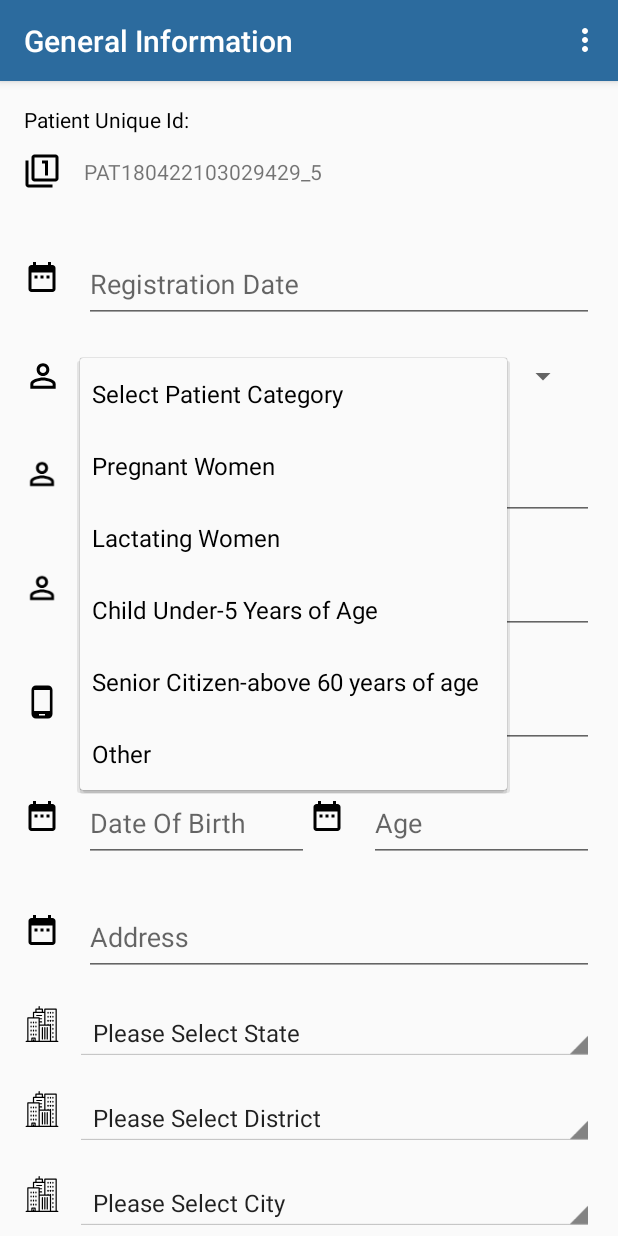
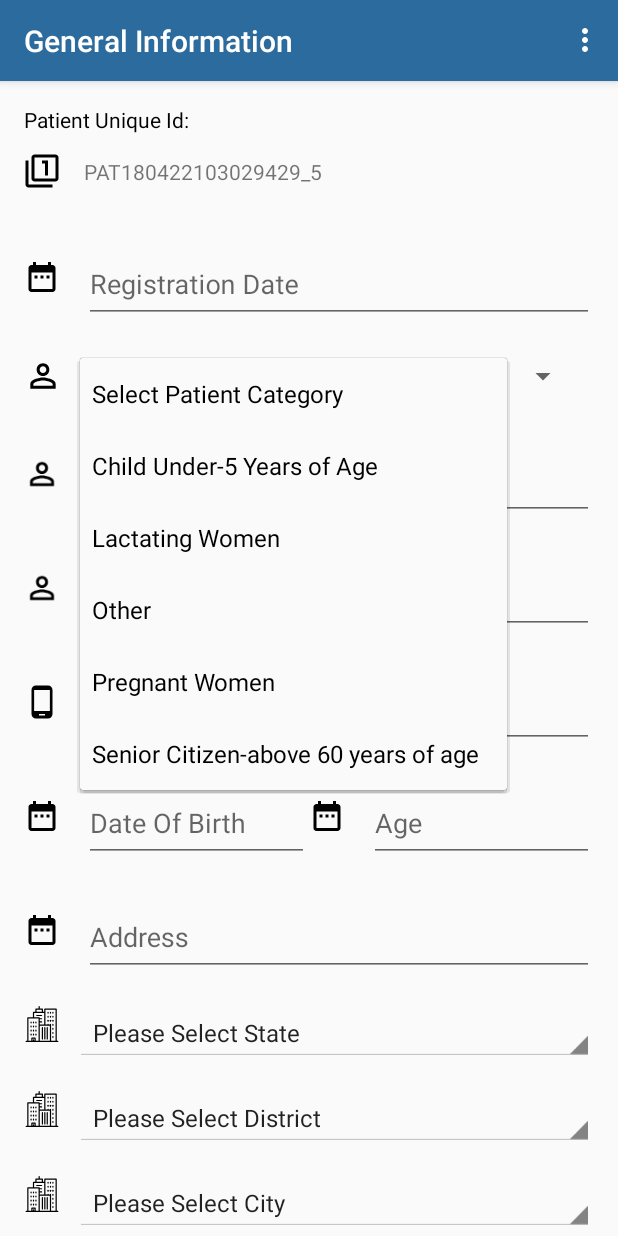
Before and after one commit to paddyhost/RMP, an Android app: the fragment General_Information placed in its activity, after a tap on "Select Patient Category", on a phone screen of 412 x 824 dp. Run offline under Robolectric (Android 15) with nearby library versions, the phone set to English and light mode, and no system bars; libraries missing offline, so code that uses them is left out: cn.pedant; network calls fail.

Commit message:
added new menus

```diff
--- a/app/src/main/java/mhu/rmp/patient_registration/General_Information.java
+++ b/app/src/main/java/mhu/rmp/patient_registration/General_Information.java
@@ -19,23 +19,12 @@ import android.view.ViewGroup;
 import android.widget.Button;
 import android.widget.DatePicker;
 import android.widget.ImageView;
+import android.widget.LinearLayout;
 import android.widget.RadioButton;
 import android.widget.RadioGroup;
 import android.widget.Spinner;
 import android.widget.TextView;
 import android.widget.Toast;
-
-import mhu.rmp.R;
-import mhu.rmp.Utility;
-import mhu.rmp.app.ApiResponseListener;
-import mhu.rmp.check_previous_records.CheckPreviousRecordsFragment;
-import mhu.rmp.patient_previous_history.model.PreviousRecords;
-import mhu.rmp.patient_registration.apihelper.Web_ApiHelper;
-import mhu.rmp.patient_registration.model.PatientRegistration;
-import mhu.rmp.pref_manager.PrefManager;
-import mhu.rmp.user_login.LoginActivity;
-import mhu.rmp.utils.validation.Validations;
-import mhu.rmp.vital_info.Vital_Information;
 
 import java.text.ParseException;
 import java.text.SimpleDateFormat;
@@ -46,9 +35,23 @@ import java.util.Iterator;
 import java.util.Map;
 
 import cn.pedant.SweetAlert.SweetAlertDialog;
+import mhu.rmp.R;
+import mhu.rmp.Utility;
+import mhu.rmp.app.ApiResponseListener;
+import mhu.rmp.check_previous_records.CheckPreviousRecordsFragment;
+import mhu.rmp.patient_registration.apihelper.Web_ApiHelper;
+import mhu.rmp.patient_registration.model.PatientRegistration;
+import mhu.rmp.pref_manager.PrefManager;
+import mhu.rmp.user_login.LoginActivity;
+import mhu.rmp.utils.validation.Validations;
+import mhu.rmp.vital_info.Vital_Information;
 
 import static mhu.rmp.constants.AppConstants.PATIENT_PREFIX;
 import static mhu.rmp.constants.AppConstants.REGISTRATION_PREFIX;
+
+/**
+ * Created by Nikam on 16/04/2018.
+ */
 
 public class General_Information extends Fragment {
     public static PatientRegistration registration;
@@ -72,6 +75,7 @@ public class General_Information extends Fragment {
     Map<String, String> category = new Hashtable<String, String>();
     TextView SpinnerValue,locationSpinnerValue;
     ImageView patientCategoryImageview,location_spinner_image;
+    LinearLayout patient_spinner_layout,patient_category_layout,location_spinner_layout,location_layout;
 
     public General_Information() {
         // Required empty public constructor
@@ -198,8 +202,8 @@ public class General_Information extends Fragment {
             edtAddress.setFocusable(false);
             // int i=getPatientCategoryIndex(registration.getPatient_category());
             //patientCategorySpinner.setSelection(i);
-           patientCategorySpinner.setVisibility(View.GONE);
-           patientCategoryImageview.setVisibility(View.GONE);
+            patient_spinner_layout.setVisibility(View.GONE);
+            patient_category_layout.setVisibility(View.VISIBLE);
             SpinnerValue.setVisibility(View.VISIBLE);
 
 
@@ -241,9 +245,8 @@ public class General_Information extends Fragment {
             areaSpinner.setEnabled(false);
             //locationSpinner.setSelection(1);
             //locationSpinner.setSelection(getLocationIndex(registration.getLocation()));
-           locationSpinner.setVisibility(View.GONE);
-           location_spinner_image.setVisibility(View.GONE);
-           locationSpinnerValue.setVisibility(View.VISIBLE);
+            location_spinner_layout.setVisibility(View.GONE);
+            location_layout.setVisibility(View.VISIBLE);
             locationSpinnerValue.setText(registration.getLocation());
 
             locationSpinnerValue.setEnabled(false);
@@ -303,7 +306,12 @@ public class General_Information extends Fragment {
         locationSpinner=(Spinner)view.findViewById(R.id.location_spinner);
         edtDob.setFocusable(false);
         edtRegistrationDate.setFocusable(false);
-        SpinnerValue=(TextView)view.findViewById(R.id.spinner_value);
+        SpinnerValue=(TextView)view.findViewById(R.id.SpinnerValue);
+        patient_spinner_layout=(LinearLayout)view.findViewById(R.id.patient_spinner_layout);
+        patient_category_layout=(LinearLayout)view.findViewById(R.id.patient_category_layout);
+        location_spinner_layout=(LinearLayout)view.findViewById(R.id.location_spinner_layout);
+        location_layout=(LinearLayout)view.findViewById(R.id.location_layout);
+
     }
 
     private void DOBClickListener()
@@ -489,13 +497,12 @@ public class General_Information extends Fragment {
     }
 
     private void saveClickListener()
-    {
+    {try {
         btnSave.setOnClickListener(new View.OnClickListener() {
             @Override
             public void onClick(View view) {
 
-                    if(checkValidation())
-                    {
+                if (checkValidation()) {
                     if (registration == null) {
                         setPatientData();
                         final SweetAlertDialog sweetAlertDialog = new SweetAlertDialog(getActivity(), SweetAlertDialog.PROGRESS_TYPE).setTitleText("Please wait");
@@ -513,7 +520,6 @@ public class General_Information extends Fragment {
                                     FragmentTransaction fragmentTransaction = getActivity().getSupportFragmentManager().beginTransaction();
                                     Vital_Information vitalInformation = new Vital_Information();
                                     fragmentTransaction.replace(R.id.framelayout, vitalInformation).addToBackStack(null).commit();
-
                                     edtFName.setText("");
                                     edtLName.setText("");
                                     edtAddress.setText("");
@@ -540,9 +546,7 @@ public class General_Information extends Fragment {
                                 });
                             }
                         });
-                        }
-                        else
-                            {
+                    } else {
                         addVisit();
                         //"VISIT_GENERATED"
                     }
@@ -550,7 +554,9 @@ public class General_Information extends Fragment {
             }
         });
 
-
+    }
+    catch (Exception e)
+    {}
     }
 
     private  void addVisit()
--- a/app/src/main/res/layout/fragment_check_previous_records.xml
+++ b/app/src/main/res/layout/fragment_check_previous_records.xml
@@ -59,6 +59,7 @@
                 android:textColor="@color/colorPrimaryDark"/>
 
             <android.support.v7.widget.CardView
+                app:cardCornerRadius="15dp"
                 android:layout_marginTop="30dp"
                 android:elevation="5dp"
                 app:cardBackgroundColor="@color/faint_blue"
@@ -164,7 +165,7 @@
                 </LinearLayout>
 
                 <LinearLayout
-                    android:layout_marginTop="25dp"
+                    android:layout_marginTop="12dp"
                     android:layout_width="match_parent"
                     android:layout_height="wrap_content"
                     android:id="@+id/patient_calender_layout"
@@ -177,7 +178,7 @@
                         android:src="@drawable/ic_visit_number"/>
 
                     <Spinner
-                        android:padding="20dp"
+                        android:padding="15dp"
                         android:id="@+id/selected_visit_spinner"
                         android:layout_width="wrap_content"
                         android:layout_height="wrap_content"
--- a/app/src/main/res/layout/fragment_general_information.xml
+++ b/app/src/main/res/layout/fragment_general_information.xml
@@ -166,7 +166,7 @@
             android:layout_marginTop="15dp"
             android:layout_width="match_parent"
             android:layout_height="wrap_content"
-            android:id="@+id/patient_calender_layout"
+            android:id="@+id/patient_spinner_layout"
             android:weightSum="2">
 
             <ImageView
@@ -189,22 +189,35 @@
 
         </LinearLayout>
 
+        <LinearLayout
+            android:visibility="gone"
+            android:layout_marginTop="12dp"
+            android:layout_width="match_parent"
+            android:layout_height="wrap_content"
+            android:id="@+id/patient_category_layout"
+            android:weightSum="2">
+
+            <ImageView
+                android:layout_width="25dp"
+                android:layout_height="40dp"
+                android:layout_marginLeft="0dp"
+                android:layout_gravity="center"
+                android:src="@drawable/ic_person_outline_black_24dp"/>
 
 
             <TextView
-            android:id="@+id/spinner_value"
+                android:layout_marginLeft="12dp"
+                android:layout_gravity="center"
+                android:layout_weight="1"
                 android:paddingTop="5dp"
+                android:paddingLeft="2dp"
                 android:paddingBottom="5dp"
                 android:textSize="16dp"
-            android:layout_gravity="center"
-            android:visibility="gone"
-            android:padding="5dp"
-            android:drawablePadding="10dp"
-            android:layout_marginTop="15dp"
                 android:layout_width="match_parent"
                 android:layout_height="wrap_content"
-            android:drawableLeft="@drawable/ic_person_outline_black_24dp"/>
+                android:id="@+id/SpinnerValue"/>
 
+        </LinearLayout>
 
         <LinearLayout
             android:layout_marginTop="15dp"
@@ -452,10 +465,8 @@
                 android:spinnerMode="dropdown" />
         </LinearLayout>
 
-
-
-
         <LinearLayout
+            android:id="@+id/location_spinner_layout"
             android:layout_marginTop="20dp"
             android:layout_width="match_parent"
             android:layout_height="wrap_content"
@@ -475,19 +486,35 @@
                 android:spinnerMode="dropdown" />
         </LinearLayout>
 
+        <LinearLayout
+            android:visibility="gone"
+            android:layout_marginTop="12dp"
+            android:layout_width="match_parent"
+            android:layout_height="wrap_content"
+            android:id="@+id/location_layout"
+            android:weightSum="2">
+
+            <ImageView
+                android:layout_width="25dp"
+                android:layout_height="40dp"
+                android:layout_marginLeft="0dp"
+                android:layout_gravity="center|start"
+                android:src="@drawable/village"/>
+
+
             <TextView
+                android:paddingLeft="2dp"
+                android:layout_marginLeft="15dp"
+                android:layout_gravity="center"
+                android:layout_weight="1"
                 android:paddingTop="5dp"
                 android:paddingBottom="5dp"
                 android:textSize="16dp"
-            android:layout_gravity="center"
-            android:visibility="gone"
-            android:padding="5dp"
-            android:drawablePadding="10dp"
-            android:drawableLeft="@drawable/village"
-            android:layout_marginTop="15dp"
                 android:layout_width="match_parent"
                 android:layout_height="wrap_content"
                 android:id="@+id/location_spinner_value"/>
+
+        </LinearLayout>
 
         <RadioGroup
             android:layout_width="match_parent"
--- a/app/src/main/res/values/strings.xml
+++ b/app/src/main/res/values/strings.xml
@@ -1,6 +1,7 @@
 <resources>
     <string name="app_name">Mobile Health Unit</string>
     <string name="na">NA</string>
+    <string name="patient_history">Patient Previous History</string>
 
     <!-- TODO: Remove or change this placeholder text -->
     <string name="Fahrenheit">\u00B0 F</string>
@@ -19,11 +20,12 @@
 
     <string-array name="patient_category">
         <item>Select Patient Category</item>
+        <item>Child Under-5 Years of Age</item>
+        <item>Lactating Women</item>
+        <item>Other</item>
         <item>Pregnant Women</item>
-        <item>Lactating Women</item>
-        <item>Child Under-5 Years of Age</item>
         <item>Senior Citizen-above 60 years of age</item>
-        <item>Other</item>
+
     </string-array>
 
 
@@ -51,14 +53,16 @@
         <item>Please Select Location</item>
         <item>Ambedkar Part, Indira Vihar</item>
         <item>Durga Mandir, Bharat Nagar</item>
+        <item>Extension Chowk, Sangam Park, Rajeev Nagar</item>
+        <item>Indraprashtha Vidyalaya, Prem Vihar</item>
+        <item>Near Kajal Printers, Vandana Vihar</item>
+        <item>Near Nagar Palika office</item>
+        <item>Near Shriram Builders, Azad Nagar</item>
+        <item>Shiv Park, Jardawala Road, Lord Shiva Public School</item>
+        <item>S S International School, Neelam Vihar</item>
         <item>Valmiki Mandir, Adarsh Nagar</item>
-        <item>Shiv Park, Jardawala Road, Lord Shiva Public School</item>
-        <item>Near Nagar Palika office</item>
-        <item>Indraprashtha Vidyalaya, Prem Vihar</item>
-        <item>Near Shriram Builders, Azad Nagar</item>
-        <item>S S International School, Neelam Vihar</item>
-        <item>Near Kajal Printers, Vandana Vihar</item>
-        <item>Extension Chowk, Sangam Park, Rajeev Nagar</item>
+
+
     </string-array>
 
     <string-array name="medicine_name_array">
```
Also changed, not shown: app/src/main/java/mhu/rmp/check_previous_records/CheckPreviousRecordsFragment.java (+39 -16 lines), app/src/main/java/mhu/rmp/medical_condition/Add_Prescription_Fragment.java (+31 -1 lines), app/src/main/java/mhu/rmp/medical_condition/MedicalConditionPrevoiusRecordsFragment.java (+40 -73 lines), app/src/main/java/mhu/rmp/vaccination_record/VaccinationPreviousRecordsFragment.java (+15 -21 lines), app/src/main/java/mhu/rmp/vital_info/VitalInfoPreviousRecordFragment.java (+9 -5 lines), app/src/main/res/layout/spinner_list_row.xml (+5 -3 lines). Lines whose indentation alone changed are shown as unchanged.
